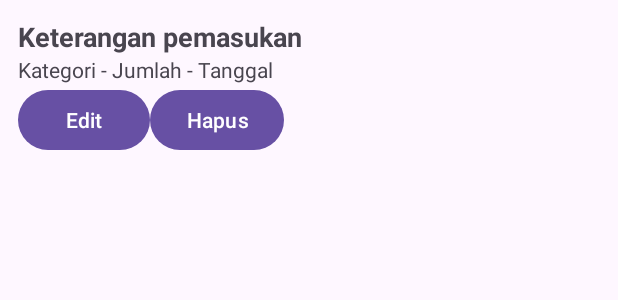
After one commit to ArusTesting/keuanganPribadi, an Android app: the layout item_pemasukan.xml on its own in the app's theme, with its tools: preview values and no code run, on a phone screen of 412 x 824 dp. The commit adds this screen. Shown: the top 300 px of the screen. Run offline under Robolectric (Android 15) with nearby library versions, the phone set to English and light mode, and no system bars.

Commit message:
No 3. Income

```diff
--- a/app/src/main/AndroidManifest.xml
+++ b/app/src/main/AndroidManifest.xml
@@ -21,6 +21,10 @@
                 <category android:name="android.intent.category.LAUNCHER" />
             </intent-filter>
         </activity>
+        <activity
+            android:name=".PemasukanActivity"
+            android:exported="false"
+            android:windowSoftInputMode="adjustResize" />
     </application>
 
 </manifest>
--- a/app/src/main/java/ariel/paba/keuanganpribadi/MainActivity.kt
+++ b/app/src/main/java/ariel/paba/keuanganpribadi/MainActivity.kt
@@ -8,6 +8,7 @@ import android.widget.Toast
 import androidx.appcompat.app.AppCompatActivity
 import androidx.recyclerview.widget.LinearLayoutManager
 import androidx.recyclerview.widget.RecyclerView
+import android.content.Intent
 
 class MainActivity : AppCompatActivity() {
     private lateinit var etNamaKategori: EditText
@@ -28,6 +29,10 @@ class MainActivity : AppCompatActivity() {
         rvKategori.adapter = adapter
         btnTambahKategori.setOnClickListener {
             tambahKategori()
+        }
+        findViewById<Button>(R.id.btnBukaPemasukan).setOnClickListener {
+            val intent = Intent(this, PemasukanActivity::class.java)
+            startActivity(intent)
         }
     }
     private fun tambahKategori() {
--- a/app/src/main/res/layout/activity_main.xml
+++ b/app/src/main/res/layout/activity_main.xml
@@ -55,6 +55,12 @@
         android:layout_height="wrap_content"
         android:text="Tambah Kategori" />
 
+    <Button
+        android:id="@+id/btnBukaPemasukan"
+        android:layout_width="match_parent"
+        android:layout_height="wrap_content"
+        android:text="Kelola Pemasukan" />
+
     <androidx.recyclerview.widget.RecyclerView
         android:id="@+id/rvKategori"
         android:layout_width="match_parent"
--- /dev/null
+++ b/app/src/main/res/layout/item_pemasukan.xml
@@ -0,0 +1,42 @@
+<?xml version="1.0" encoding="utf-8"?>
+<LinearLayout xmlns:android="http://schemas.android.com/apk/res/android"
+    android:layout_width="match_parent"
+    android:layout_height="wrap_content"
+    android:orientation="vertical"
+    android:padding="12dp">
+
+    <TextView
+        android:id="@+id/tvNamaPemasukan"
+        android:layout_width="match_parent"
+        android:layout_height="wrap_content"
+        android:text="Keterangan pemasukan"
+        android:textSize="18sp"
+        android:textStyle="bold" />
+
+    <TextView
+        android:id="@+id/tvDetailPemasukan"
+        android:layout_width="match_parent"
+        android:layout_height="wrap_content"
+        android:text="Kategori - Jumlah - Tanggal"
+        android:textSize="14sp" />
+
+    <LinearLayout
+        android:layout_width="match_parent"
+        android:layout_height="wrap_content"
+        android:orientation="horizontal">
+
+        <Button
+            android:id="@+id/btnEditPemasukan"
+            android:layout_width="wrap_content"
+            android:layout_height="wrap_content"
+            android:text="Edit" />
+
+        <Button
+            android:id="@+id/btnHapusPemasukan"
+            android:layout_width="wrap_content"
+            android:layout_height="wrap_content"
+            android:text="Hapus" />
+
+    </LinearLayout>
+
+</LinearLayout>
```
Also changed, not shown: app/src/main/java/ariel/paba/keuanganpribadi/Pemasukan.kt (added, +9 -0 lines), app/src/main/java/ariel/paba/keuanganpribadi/PemasukanActivity.kt (added, +113 -0 lines), app/src/main/java/ariel/paba/keuanganpribadi/PemasukanAdapter.kt (added, +46 -0 lines), app/src/main/res/layout/activity_pemasukan.xml (added, +58 -0 lines).
